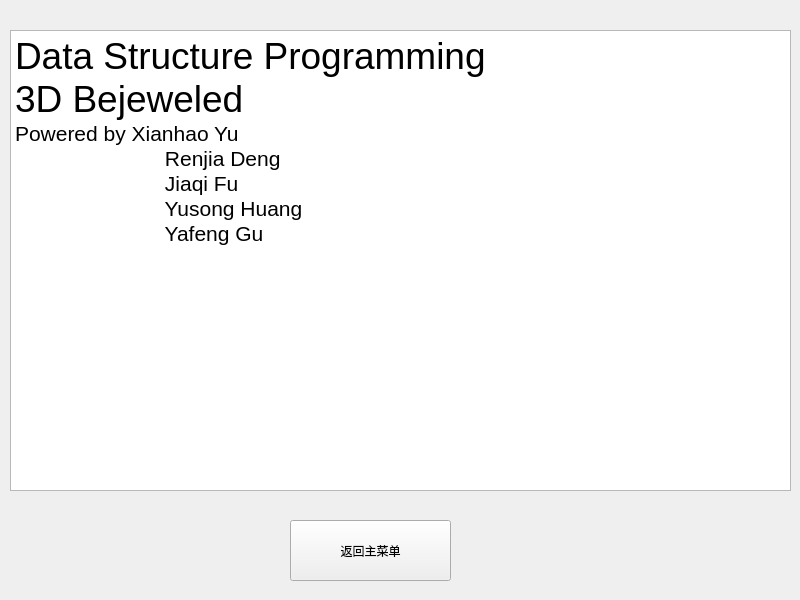
Before: the Qt Designer form code/window/aboutwindow.ui in YXHXianYu/2022-BJTU-DataStructure-FinalProject, drawn with Qt 5.
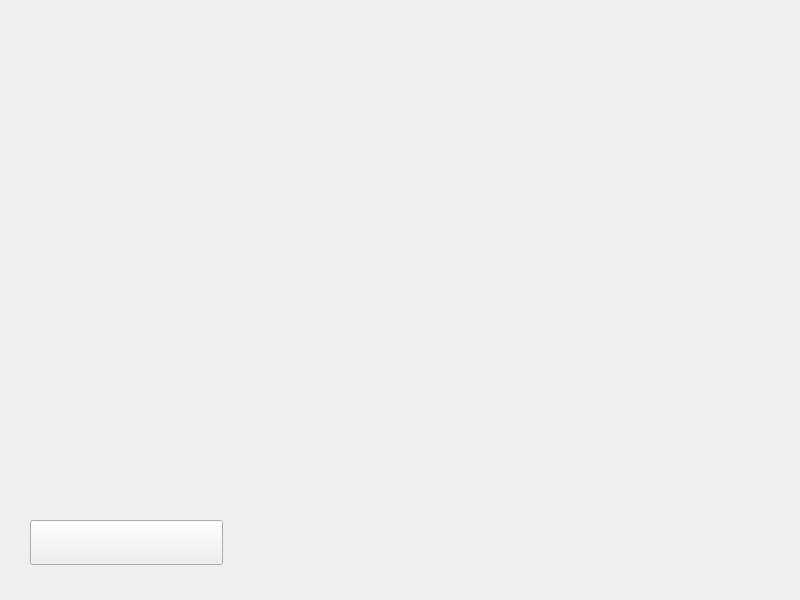
After: the same form once the commit is applied. Icons and pictures are not drawn.

```diff
--- a/code/window/aboutwindow.ui
+++ b/code/window/aboutwindow.ui
@@ -13,44 +13,33 @@
   <property name="windowTitle">
    <string>MainWindow</string>
   </property>
-  <widget class="QWidget" name="centralwidget">
+  <widget class="QWidget" name="aboutpic">
+   <property name="styleSheet">
+    <string notr="true">#aboutpic{border-image:url(:/images/aboutwindow/关于_底图.png)}</string>
+   </property>
    <widget class="QPushButton" name="btnReturn">
     <property name="geometry">
      <rect>
-      <x>290</x>
+      <x>30</x>
       <y>520</y>
-      <width>161</width>
-      <height>61</height>
-     </rect>
-    </property>
-    <property name="text">
-     <string>返回主菜单</string>
-    </property>
-   </widget>
-   <widget class="QTextBrowser" name="textBrowser">
-    <property name="geometry">
-     <rect>
-      <x>10</x>
-      <y>30</y>
-      <width>781</width>
-      <height>461</height>
+      <width>193</width>
+      <height>45</height>
      </rect>
     </property>
     <property name="styleSheet">
-     <string notr="true">font: 14pt &quot;Bauhaus 93&quot;;</string>
+     <string notr="true">QPushButton#btnReturn
+{
+    border-image: url(:/images/rankwindow/排行榜_返回.png);
+}
+
+QPushButton::pressed#btnReturn
+{
+    border-image: url(:/images/rankwindow/排行榜_返回-.png);
+}
+</string>
     </property>
-    <property name="html">
-     <string>&lt;!DOCTYPE HTML PUBLIC &quot;-//W3C//DTD HTML 4.0//EN&quot; &quot;http://www.w3.org/TR/REC-html40/strict.dtd&quot;&gt;
-&lt;html&gt;&lt;head&gt;&lt;meta name=&quot;qrichtext&quot; content=&quot;1&quot; /&gt;&lt;style type=&quot;text/css&quot;&gt;
-p, li { white-space: pre-wrap; }
-&lt;/style&gt;&lt;/head&gt;&lt;body style=&quot; font-family:'Bauhaus 93'; font-size:14pt; font-weight:400; font-style:normal;&quot;&gt;
-&lt;p style=&quot; margin-top:0px; margin-bottom:0px; margin-left:0px; margin-right:0px; -qt-block-indent:0; text-indent:0px;&quot;&gt;&lt;span style=&quot; font-size:28pt;&quot;&gt;Data Structure Programming&lt;/span&gt;&lt;/p&gt;
-&lt;p style=&quot; margin-top:0px; margin-bottom:0px; margin-left:0px; margin-right:0px; -qt-block-indent:0; text-indent:0px;&quot;&gt;&lt;span style=&quot; font-size:28pt;&quot;&gt;3D Bejeweled&lt;/span&gt;&lt;/p&gt;
-&lt;p style=&quot; margin-top:0px; margin-bottom:0px; margin-left:0px; margin-right:0px; -qt-block-indent:0; text-indent:0px;&quot;&gt;&lt;span style=&quot; font-size:16pt;&quot;&gt;Powered by Xianhao Yu&lt;/span&gt;&lt;/p&gt;
-&lt;p style=&quot; margin-top:0px; margin-bottom:0px; margin-left:0px; margin-right:0px; -qt-block-indent:0; text-indent:0px;&quot;&gt;&lt;span style=&quot; font-size:16pt;&quot;&gt;	            Renjia Deng&lt;/span&gt;&lt;/p&gt;
-&lt;p style=&quot; margin-top:0px; margin-bottom:0px; margin-left:0px; margin-right:0px; -qt-block-indent:0; text-indent:0px;&quot;&gt;&lt;span style=&quot; font-size:16pt;&quot;&gt;	            Jiaqi Fu&lt;/span&gt;&lt;/p&gt;
-&lt;p style=&quot; margin-top:0px; margin-bottom:0px; margin-left:0px; margin-right:0px; -qt-block-indent:0; text-indent:0px;&quot;&gt;&lt;span style=&quot; font-size:16pt;&quot;&gt;	            Yusong Huang&lt;/span&gt;&lt;/p&gt;
-&lt;p style=&quot; margin-top:0px; margin-bottom:0px; margin-left:0px; margin-right:0px; -qt-block-indent:0; text-indent:0px;&quot;&gt;&lt;span style=&quot; font-size:16pt;&quot;&gt;	            Yafeng Gu&lt;/span&gt;&lt;/p&gt;&lt;/body&gt;&lt;/html&gt;</string>
+    <property name="text">
+     <string/>
     </property>
    </widget>
   </widget>
```
